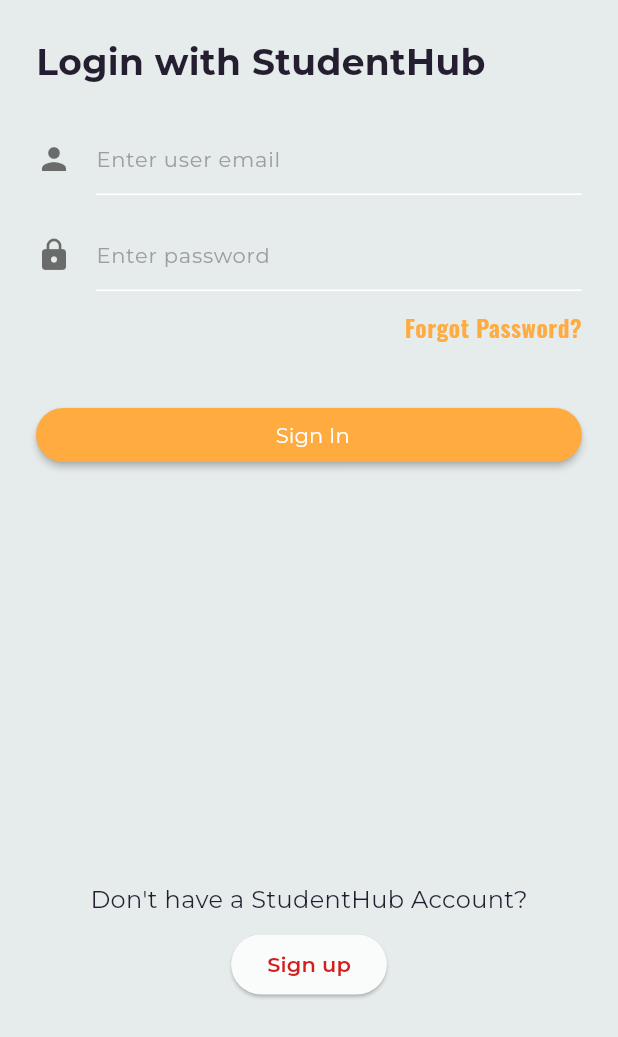
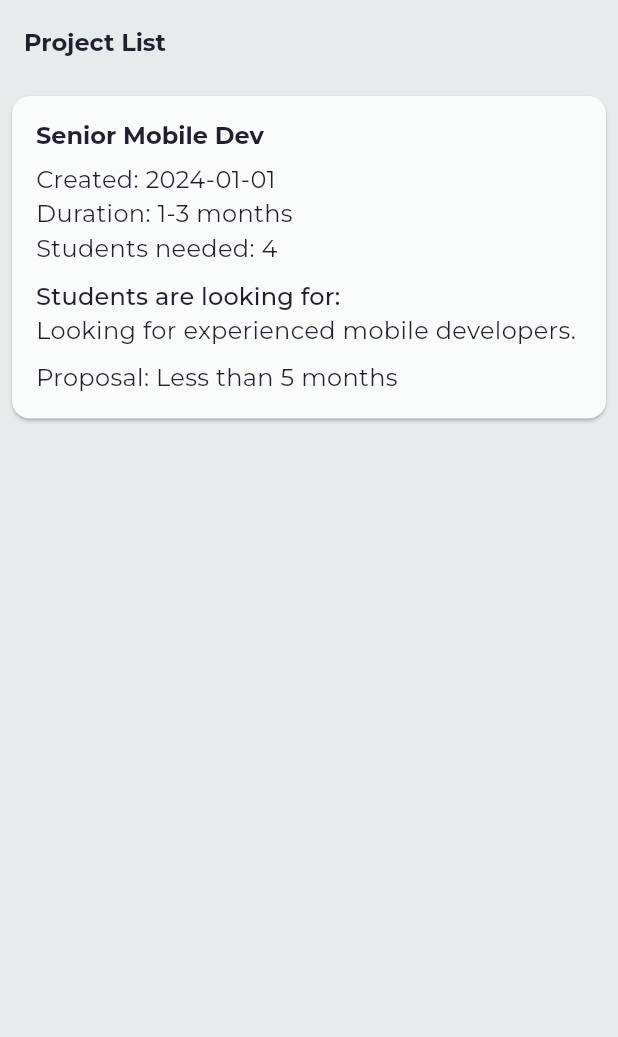
Before and after one commit to ledangkhoa11-4/StudentHub-AdvancedMobileDevelopment, a Flutter app: the screen it shows after launch, on a phone screen of 412 x 824 dp. Shown: the top 1037 px of the screen. Run offline on Flutter 3.47's test engine with Material 3 defaults, Android fonts, the phone set to English and light mode, and no system bars; our stand-ins replace another_flushbar, dio, event_bus, flutter_mobx, get_it, google_fonts and 5 more; missing offline and left inert: material_dialog, xxtea; generated files the repository leaves out were written again.

Commit message:
SCRUM-54 1st commit

```diff
--- /dev/null
+++ b/lib/presentation/5_browse_project_flow/project_item.dart
@@ -0,0 +1,51 @@
+import 'package:flutter/material.dart';
+
+class ProjectItem extends StatelessWidget {
+  final String createdDate;
+  final String title;
+  final String timeDuration;
+  final int numberOfStudents;
+  final String description;
+  final String proposal;
+
+  const ProjectItem({
+    Key? key,
+    required this.createdDate,
+    required this.title,
+    required this.timeDuration,
+    required this.numberOfStudents,
+    required this.description,
+    required this.proposal,
+  }) : super(key: key);
+
+  @override
+  Widget build(BuildContext context) {
+    return Card(
+      margin: const EdgeInsets.all(8.0),
+      child: Padding(
+        padding: const EdgeInsets.all(16.0),
+        child: Column(
+          crossAxisAlignment: CrossAxisAlignment.start,
+          children: [
+            Text(
+              title,
+              style: Theme.of(context).textTheme.headline6,
+            ),
+            SizedBox(height: 8.0),
+            Text('Created: $createdDate'),
+            Text('Duration: $timeDuration'),
+            Text('Students needed: $numberOfStudents'),
+            SizedBox(height: 8.0),
+            Text(
+              'Students are looking for:',
+              style: Theme.of(context).textTheme.subtitle1,
+            ),
+            Text(description),
+            SizedBox(height: 8.0),
+            Text('Proposal: $proposal'),
+          ],
+        ),
+      ),
+    );
+  }
+}
--- /dev/null
+++ b/lib/presentation/5_browse_project_flow/project_list.dart
@@ -0,0 +1,41 @@
+import 'package:flutter/material.dart';
+import 'project_item.dart'; // Ensure this import is correct based on your project structure
+
+class ProjectList extends StatelessWidget {
+  final List<Map<String, dynamic>> projects = [
+    {
+      'createdDate': '2024-01-01',
+      'title': 'Senior Mobile Dev',
+      'timeDuration': '1-3 months',
+      'numberOfStudents': 4,
+      'description': 'Looking for experienced mobile developers.',
+      'proposal': 'Less than 5 months',
+    },
+    // Add more projects here
+  ];
+
+  ProjectList({Key? key}) : super(key: key);
+
+  @override
+  Widget build(BuildContext context) {
+    return Scaffold(
+      appBar: AppBar(
+        title: Text('Project List'),
+      ),
+      body: ListView.builder(
+        itemCount: projects.length,
+        itemBuilder: (context, index) {
+          final project = projects[index];
+          return ProjectItem(
+            createdDate: project['createdDate'] as String,
+            title: project['title'] as String,
+            timeDuration: project['timeDuration'] as String,
+            numberOfStudents: project['numberOfStudents'] as int,
+            description: project['description'] as String,
+            proposal: project['proposal'] as String,
+          );
+        },
+      ),
+    );
+  }
+}
--- a/lib/presentation/my_app.dart
+++ b/lib/presentation/my_app.dart
@@ -10,6 +10,7 @@
 import 'package:flutter/material.dart';
 import 'package:flutter_localizations/flutter_localizations.dart';
 import 'package:flutter_mobx/flutter_mobx.dart';
+import 'package:boilerplate/presentation/5_browse_project_flow/project_list.dart';
 
 import '../di/service_locator.dart';
 
@@ -46,7 +47,7 @@
             // Built-in localization of basic text for Cupertino widgets
             GlobalCupertinoLocalizations.delegate,
           ],
-          home: _userStore.isLoggedIn ? HomeScreen() : LoginScreen(),
+          home: _userStore.isLoggedIn ? HomeScreen() : ProjectList(),
         );
       },
     );
```
